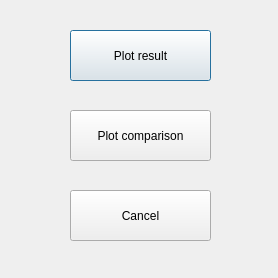
Before: the Qt Designer form rk_comparison/interface/design/ui_plottingwindow.ui in PatrickSchroeder98/rk_comparison, drawn with Qt 5.
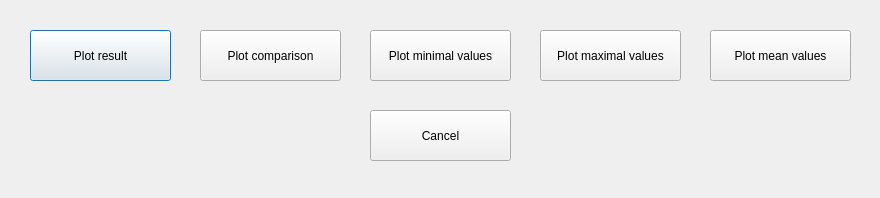
After: the same form once the commit is applied.

Commit message: Updated main, .gitignore, input window, added 3 new plots

What changed in the file:
```diff
--- a/rk_comparison/interface/design/ui_plottingwindow.ui
+++ b/rk_comparison/interface/design/ui_plottingwindow.ui
@@ -6,8 +6,8 @@
    <rect>
     <x>0</x>
     <y>0</y>
-    <width>278</width>
-    <height>278</height>
+    <width>880</width>
+    <height>198</height>
    </rect>
   </property>
   <property name="windowTitle">
@@ -16,7 +16,7 @@
   <widget class="QPushButton" name="plot_result">
    <property name="geometry">
     <rect>
-     <x>70</x>
+     <x>30</x>
      <y>30</y>
      <width>141</width>
      <height>51</height>
@@ -29,8 +29,8 @@
   <widget class="QPushButton" name="plot_comparison">
    <property name="geometry">
     <rect>
-     <x>70</x>
-     <y>110</y>
+     <x>200</x>
+     <y>30</y>
      <width>141</width>
      <height>51</height>
     </rect>
@@ -42,8 +42,8 @@
   <widget class="QPushButton" name="cancel_button">
    <property name="geometry">
     <rect>
-     <x>70</x>
-     <y>190</y>
+     <x>370</x>
+     <y>110</y>
      <width>141</width>
      <height>51</height>
     </rect>
@@ -52,6 +52,45 @@
     <string>Cancel</string>
    </property>
   </widget>
+  <widget class="QPushButton" name="plot_min">
+   <property name="geometry">
+    <rect>
+     <x>370</x>
+     <y>30</y>
+     <width>141</width>
+     <height>51</height>
+    </rect>
+   </property>
+   <property name="text">
+    <string>Plot minimal values</string>
+   </property>
+  </widget>
+  <widget class="QPushButton" name="plot_mean">
+   <property name="geometry">
+    <rect>
+     <x>710</x>
+     <y>30</y>
+     <width>141</width>
+     <height>51</height>
+    </rect>
+   </property>
+   <property name="text">
+    <string>Plot mean values</string>
+   </property>
+  </widget>
+  <widget class="QPushButton" name="plot_max">
+   <property name="geometry">
+    <rect>
+     <x>540</x>
+     <y>30</y>
+     <width>141</width>
+     <height>51</height>
+    </rect>
+   </property>
+   <property name="text">
+    <string>Plot maximal values</string>
+   </property>
+  </widget>
  </widget>
  <resources/>
  <connections/>
```
The commit also changes 17 other files.
